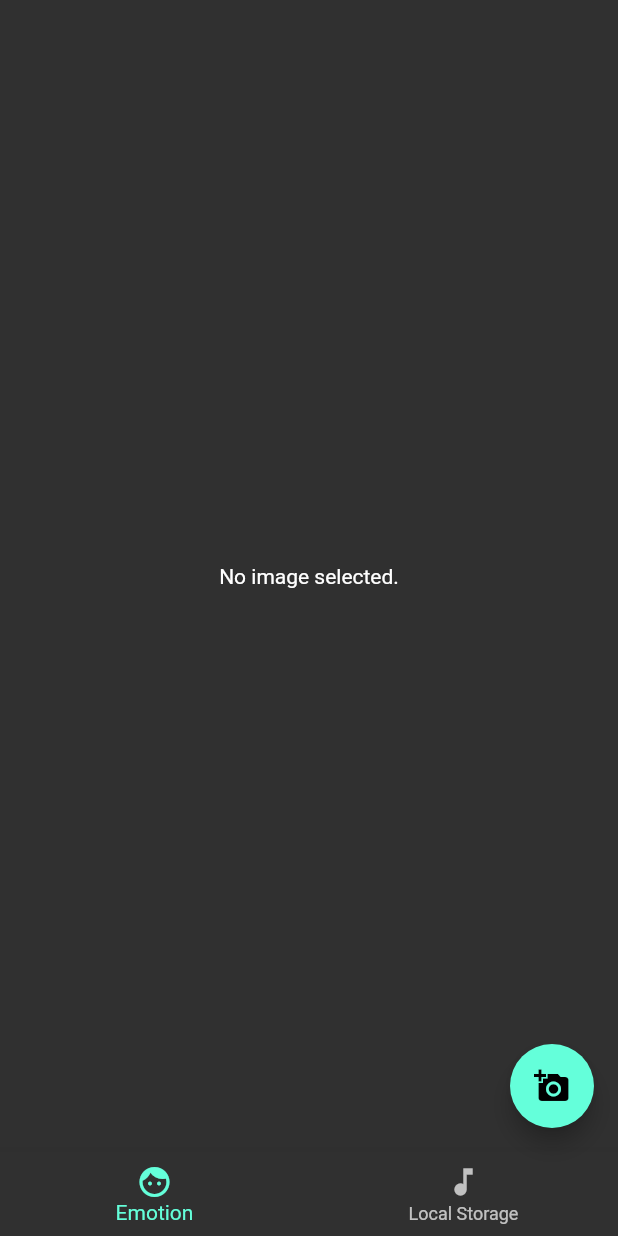
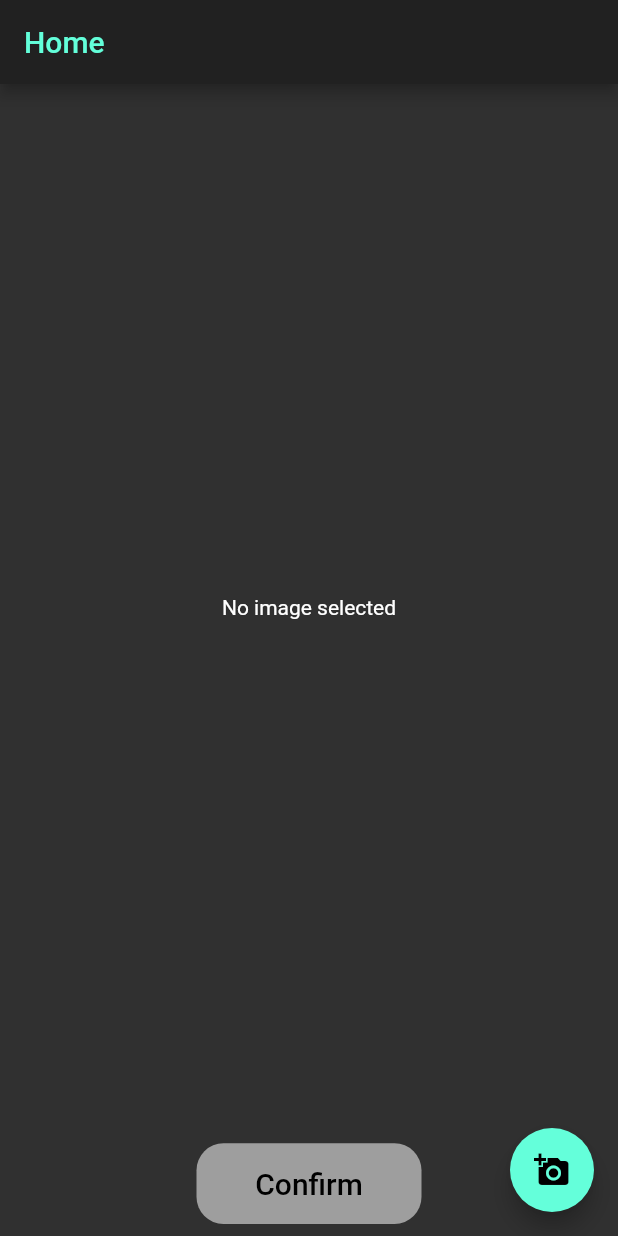
Before and after one commit to arjun-14/emotion_based_music_player, a Flutter app: the screen it shows after launch, on a phone screen of 412 x 824 dp. Run offline on Flutter 3.47's test engine with Material 2 defaults, Android fonts, the phone set to English and light mode, and no system bars; our stand-ins replace flutter_image_compress, image_picker, modal_progress_hud, rflutter_alert, youtube_player_flutter.

Commit message:
ui updated

```diff
--- a/lib/homepage.dart
+++ b/lib/homepage.dart
@@ -137,37 +137,85 @@ class _HomePageState extends State<HomePage> {
   Widget build(BuildContext context) {
     return Material(
       child: Scaffold(
+        appBar: AppBar(title: Text('Home',style: TextStyle(
+          color:Color(0xFF63FFDA),
+        ),),),
         floatingActionButton: FloatingActionButton(
           onPressed: getImage,
           tooltip: 'Pick Image',
           child: Icon(Icons.add_a_photo),
         ),
-        bottomNavigationBar: BottomNavigationBar(
-          items: [
-            BottomNavigationBarItem(
-              icon: Icon(Icons.face),
-              title: Text('Emotion'),
-            ),
-            BottomNavigationBarItem(
-              icon: Icon(Icons.music_note),
-              title: Text('Local Storage'),
-            )
-          ],
-        ),
+//        bottomNavigationBar: BottomNavigationBar(
+//          items: [
+//            BottomNavigationBarItem(
+//              icon: Icon(Icons.face),
+//              title: Text('Emotion'),
+//            ),
+//            BottomNavigationBarItem(
+//              icon: Icon(Icons.music_note),
+//              title: Text('Local Storage'),
+//            )
+//          ],
+//        ),
         body: //_futureEmotion == null ?
             ModalProgressHUD(
               child: Column(
           mainAxisAlignment: MainAxisAlignment.center,
           children: <Widget>[
-              Center(
-                child: _image == null
-                    ? Text('No image selected.')
-                    //: Image.file(_image),
-                    : FlatButton(
-                        child: Text('confirm'),
-                        onPressed: () => getData(),
-                      ),
+//            Expanded(flex: 1,
+//                child: Container(
+//                  child: Center(child: Text('How are you feeling today?',
+//                  style: TextStyle(
+//                    color: Color(0xFF63FFDA),
+//                    fontSize: 30,
+//                  ),)),
+//                )),
+              Expanded(
+                flex: 10,
+                child: Container(
+                  child: Center(
+                    child: _image == null
+                      ? Text('No image selected')
+//                        ? FittedBox(child: Image.asset('images/emotion.jpg')
+//                    ,fit: BoxFit.fill,)
+                        //: Image.file(_image),
+                        : Image.file(_image),
+//                    FlatButton(
+//                            child: Text('confirm'),
+//                            onPressed: () => getData(),
+//                          ),
+                  ),
+                ),
               ),
+            Expanded(
+              flex: 1,
+              child: Padding(
+                padding: const EdgeInsets.all(8.0),
+                child: Container(
+                    width: 150,
+                    child: FlatButton(
+                    color: Color(0xFF63FFDA),
+                    textColor: Colors.black,
+                    disabledColor: Colors.grey,
+                    disabledTextColor: Colors.black,
+                    padding: EdgeInsets.all(3.0),
+                    splashColor: Colors.blueAccent,
+                    shape: RoundedRectangleBorder(
+                      borderRadius: BorderRadius.circular(18.0),
+                     // side: BorderSide(color: Colors.red)
+                    ),
+                    onPressed:_image == null ? null :
+                      (){
+                      getData();
+                      },
+                    child: Text(
+                      "Confirm",
+                      style: TextStyle(fontSize: 20.0),
+                    ),
+                ),
+                ),
+              ),
+            )
           ],
         ),
            inAsyncCall: isLoading, ),
--- a/pubspec.yaml
+++ b/pubspec.yaml
@@ -35,6 +35,7 @@ dependencies:
   youtube_player_flutter: ^6.1.0+7
   modal_progress_hud: ^0.1.3
 
+
 dev_dependencies:
   flutter_test:
     sdk: flutter
@@ -50,6 +51,8 @@ flutter:
   # the material Icons class.
   uses-material-design: true
 
+  assets:
+    - images/
 
 
   # To add assets to your application, add an assets section, like this:
```
Also changed, not shown: images/emotion.jpg (added), pubspec.lock.
